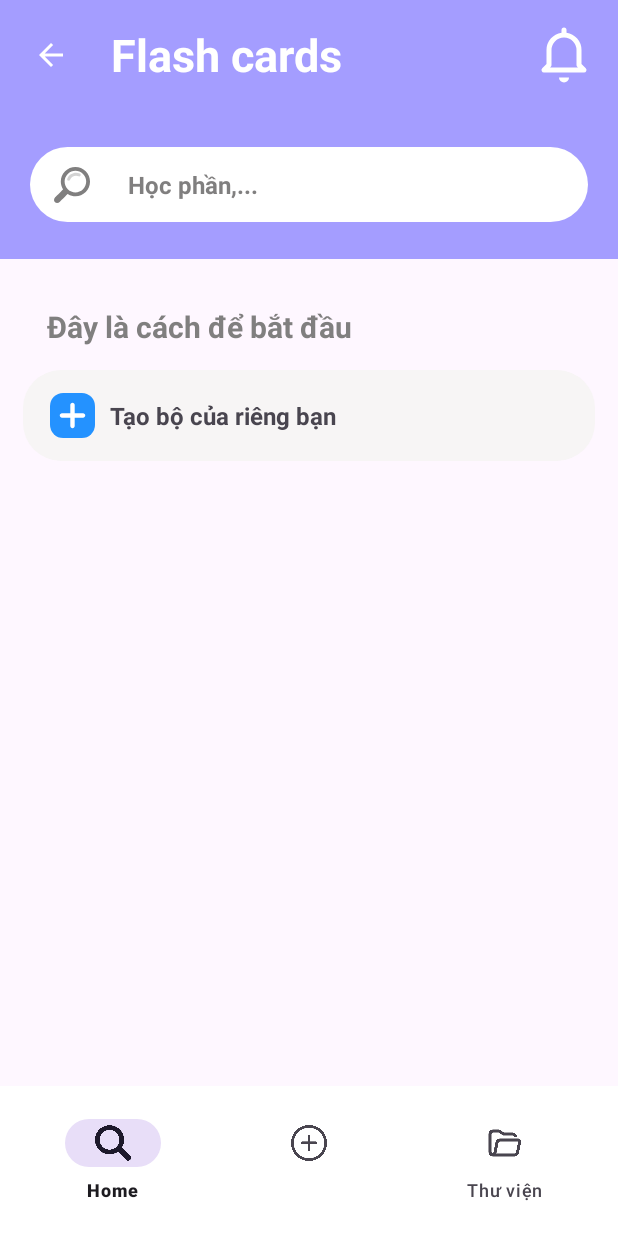
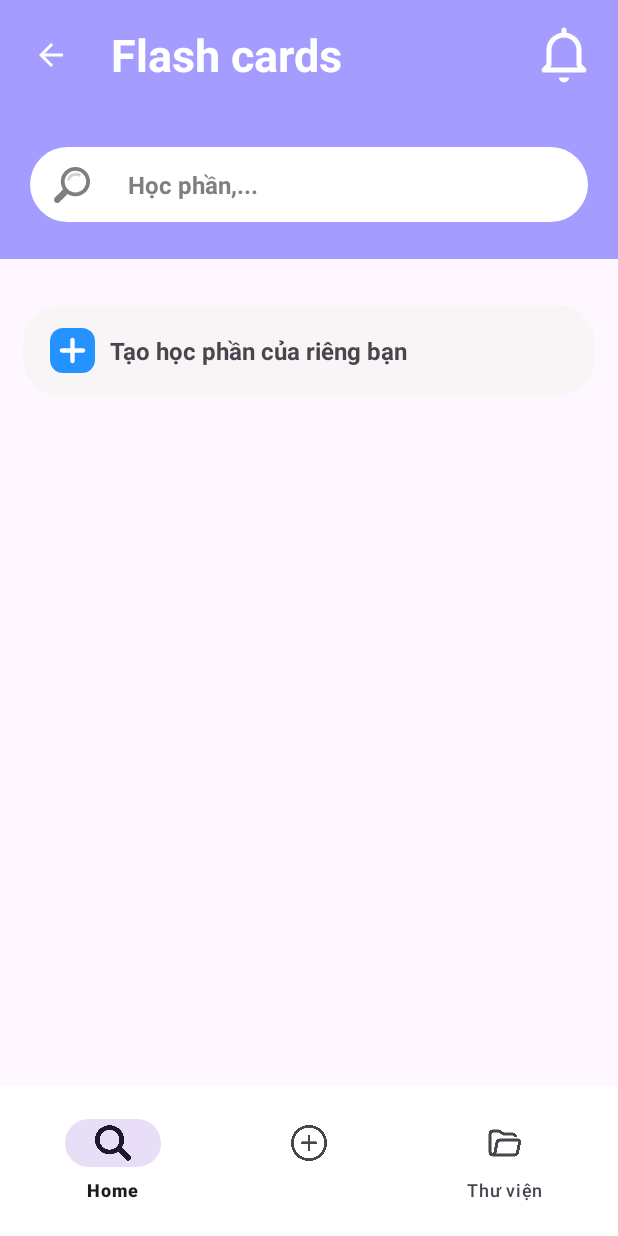
Before and after one commit to kduythanh/NCKH-StudyHelperApp, an Android app built with Jetpack Compose: the screen it shows after launch once a user with an empty profile is signed in (FlashcardActivity), after a tap on "Flash cards", on a phone screen of 412 x 824 dp. Run offline under Robolectric (Android 15) with nearby library versions, the phone set to English and light mode, and no system bars; our stand-ins replace Firebase (no records; nobody signed in at launch, a user with empty details on screens opened directly), navigation-ui, sdp/ssp sizes.

Commit message:
Update any code

```diff
--- a/app/src/main/java/com/example/nlcs/adapter/flashcard/SetAllAdapter.kt
+++ b/app/src/main/java/com/example/nlcs/adapter/flashcard/SetAllAdapter.kt
@@ -35,7 +35,7 @@ class SetAllAdapter(private val context: Context, private val sets: ArrayList<Fl
         // Call the asynchronous function to count the cards
         cardDAO.countCardByFlashCardId(set.GetId()!!) { count ->
             // Update the UI with the number of terms after the query completes
-            holder.binding.termCountTv.text = "$count terms"
+            holder.binding.termCountTv.text = "$count thuật ngữ "
         }
 
         holder.itemView.setOnClickListener { v: View? ->
--- a/app/src/main/java/com/example/nlcs/adapter/flashcard/SetCopyAdapter.kt
+++ b/app/src/main/java/com/example/nlcs/adapter/flashcard/SetCopyAdapter.kt
@@ -39,7 +39,7 @@ class SetCopyAdapter(private val context: Context, private val sets: ArrayList<F
         // Call the asynchronous function to count the cards
         cardDAO.countCardByFlashCardId(set.GetId()!!) { count ->
             // Update the UI with the number of terms after the query completes
-            holder.binding.termCountTv.text = "$count thẻ "
+            holder.binding.termCountTv.text = "$count thuật ngữ "
         }
 
         holder.itemView.setOnClickListener { v: View? ->
--- a/app/src/main/java/com/example/nlcs/adapter/flashcard/SetFolderViewAdapter.kt
+++ b/app/src/main/java/com/example/nlcs/adapter/flashcard/SetFolderViewAdapter.kt
@@ -40,10 +40,10 @@ class SetFolderViewAdapter(
         // Use the asynchronous function to count cards
         flashcard.id?.let { id ->
             cardDAO.countCardByFlashCardId(id) { count ->
-                holder.binding.termCountTv.text = "$count thẻ "
+                holder.binding.termCountTv.text = "$count thuật ngữ "
             }
         } ?: run {
-            holder.binding.termCountTv.text = "0 thẻ"
+            holder.binding.termCountTv.text = "0 thuật ngữ"
         }
 
         CoroutineScope(Dispatchers.Main).launch {
--- a/app/src/main/java/com/example/nlcs/adapter/flashcard/SetsAdapter.kt
+++ b/app/src/main/java/com/example/nlcs/adapter/flashcard/SetsAdapter.kt
@@ -46,10 +46,10 @@ class SetsAdapter(
         // Fetch the card count asynchronously
         flashCard.GetId()?.let { id ->
             cardDAO.countCardByFlashCardId(id) { count ->
-                holder.binding.termCountTv.text = "$count thẻ"
+                holder.binding.termCountTv.text = "$count thuật ngữ"
             }
         } ?: run {
-            holder.binding.termCountTv.text = "0 thẻ"
+            holder.binding.termCountTv.text = "0 thuật ngữ"
         }
 
         holder.itemView.setOnClickListener {
--- a/app/src/main/java/com/example/nlcs/ui/activities/folder/ViewFolderActivity.kt
+++ b/app/src/main/java/com/example/nlcs/ui/activities/folder/ViewFolderActivity.kt
@@ -69,7 +69,7 @@ class ViewFolderActivity : AppCompatActivity(), BottomSheetListener {
 
                 // Fetch flashcards asynchronously and update the flashcard count
                 folderDAO.getAllFlashCardByFolderId(id) { flashCards ->
-                    binding.termCountTv.text = "${flashCards.size} flashcards"
+                    binding.termCountTv.text = "${flashCards.size} Học phần"
                 }
             }
         } else {
--- a/app/src/main/java/com/example/nlcs/ui/activities/set/AddFlashCardActivity.kt
+++ b/app/src/main/java/com/example/nlcs/ui/activities/set/AddFlashCardActivity.kt
@@ -81,7 +81,7 @@ class AddFlashCardActivity : AppCompatActivity() {
         when (item.itemId) {
             R.id.done -> {
                 onBackPressedDispatcher.onBackPressed()
-                Toast.makeText(this, "Added to folder", Toast.LENGTH_SHORT).show()
+                Toast.makeText(this, "Đã thêm vào thư mục\n", Toast.LENGTH_SHORT).show()
             }
         }
         return super.onOptionsItemSelected(item)
--- a/app/src/main/res/layout/activity_add_to_folder.xml
+++ b/app/src/main/res/layout/activity_add_to_folder.xml
@@ -17,7 +17,7 @@
             app:layout_constraintStart_toStartOf="parent"
             app:layout_constraintTop_toTopOf="parent"
             app:navigationIcon="@drawable/ic_arrow_back"
-            app:title="Add to folder"/>
+            app:title="Thêm vào thư mục"/>
 
     <TextView
             android:id="@+id/create_new_folder_tv"
--- a/app/src/main/res/layout/activity_create_folder.xml
+++ b/app/src/main/res/layout/activity_create_folder.xml
@@ -16,7 +16,7 @@
         app:layout_constraintStart_toStartOf="parent"
         app:layout_constraintTop_toTopOf="parent"
         app:navigationIcon="@drawable/ic_arrow_back"
-        app:title="Create Folder" />
+        app:title="Tạo thư mục" />
 
     <com.google.android.material.textfield.TextInputLayout
         android:id="@+id/folder_til"
--- a/app/src/main/res/layout/activity_create_set.xml
+++ b/app/src/main/res/layout/activity_create_set.xml
@@ -17,7 +17,7 @@
             app:layout_constraintStart_toStartOf="parent"
             app:layout_constraintTop_toTopOf="parent"
             app:navigationIcon="@drawable/ic_arrow_back"
-            app:title="Create FlashCard"/>
+            app:title="Tạo học phần"/>
 
     <com.google.android.material.textfield.TextInputLayout
             android:id="@+id/subject_til"
--- a/app/src/main/res/layout/activity_edit_flash_card.xml
+++ b/app/src/main/res/layout/activity_edit_flash_card.xml
@@ -17,7 +17,7 @@
             app:layout_constraintStart_toStartOf="parent"
             app:layout_constraintTop_toTopOf="parent"
             app:navigationIcon="@drawable/ic_arrow_back"
-            app:title="Edit FlashCard"/>
+            app:title="Chỉnh sửa"/>
 
     <com.google.android.material.textfield.TextInputLayout
             android:id="@+id/subject_til"
--- a/app/src/main/res/layout/activity_view_folder.xml
+++ b/app/src/main/res/layout/activity_view_folder.xml
@@ -17,7 +17,7 @@
             app:layout_constraintStart_toStartOf="parent"
             app:layout_constraintTop_toTopOf="parent"
             app:navigationIcon="@drawable/ic_arrow_back"
-            app:title="Folder"/>
+            app:title="Thư mục"/>
 
     <TextView
             android:layout_marginVertical="@dimen/_16dp"
--- a/app/src/main/res/layout/fragment_home.xml
+++ b/app/src/main/res/layout/fragment_home.xml
@@ -126,19 +126,19 @@
                 app:layout_constraintStart_toStartOf="parent"
                 app:layout_constraintTop_toBottomOf="@id/search_cl"> <!-- Corrected Constraint -->
 
-                <TextView
-                    android:id="@+id/get_started_tv"
-                    android:layout_width="wrap_content"
-                    android:layout_height="wrap_content"
-                    android:layout_marginHorizontal="@dimen/_16dp"
-                    android:layout_marginTop="@dimen/_16dp"
-                    android:layout_marginBottom="@dimen/_16dp"
-                    android:text="@string/here_s_how_to_get_started"
-                    android:textColor="@color/gray"
-                    android:textSize="@dimen/_20ssp"
-                    android:textStyle="bold"
-                    app:layout_constraintStart_toStartOf="parent"
-                    app:layout_constraintTop_toTopOf="parent"/>
+<!--                <TextView-->
+<!--                    android:id="@+id/get_started_tv"-->
+<!--                    android:layout_width="wrap_content"-->
+<!--                    android:layout_height="wrap_content"-->
+<!--                    android:layout_marginHorizontal="@dimen/_16dp"-->
+<!--                    android:layout_marginTop="@dimen/_16dp"-->
+<!--                    android:layout_marginBottom="@dimen/_16dp"-->
+<!--                    android:text=""-->
+<!--                    android:textColor="@color/gray"-->
+<!--                    android:textSize="@dimen/_20ssp"-->
+<!--                    android:textStyle="bold"-->
+<!--                    app:layout_constraintStart_toStartOf="parent"-->
+<!--                    app:layout_constraintTop_toTopOf="parent"/>-->
 
                 <androidx.constraintlayout.widget.ConstraintLayout
                     android:id="@+id/create_sets_cl"
@@ -151,7 +151,7 @@
                     android:paddingStart="18dp"
                     app:layout_constraintEnd_toEndOf="parent"
                     app:layout_constraintStart_toStartOf="parent"
-                    app:layout_constraintTop_toBottomOf="@+id/get_started_tv">
+                    app:layout_constraintTop_toTopOf="parent">
 
                     <ImageView
                         android:id="@+id/plus_iv"
--- a/app/src/main/res/layout/fragment_library.xml
+++ b/app/src/main/res/layout/fragment_library.xml
@@ -11,7 +11,7 @@
         android:layout_width="wrap_content"
         android:layout_height="wrap_content"
         android:layout_margin="16dp"
-        android:text="Library"
+        android:text="Thư viện"
         android:textSize="@dimen/_25ssp"
         android:textStyle="bold"
         app:layout_constraintStart_toStartOf="parent"
--- a/app/src/main/res/values/strings.xml
+++ b/app/src/main/res/values/strings.xml
@@ -68,7 +68,7 @@
     <string name="library">Thư viện</string>
     <string name="profile">Profile</string>
     <string name="add">Thêm</string>
-    <string name="create_set">Tạo bộ thẻ </string>
+    <string name="create_set">Tạo học phần </string>
     <string name="done">Xong</string>
     <string name="custom_set">Bộ tùy chỉnh</string>
     <string name="create_folder">Tạo thư mục </string>
@@ -137,8 +137,7 @@
     <string name="review_success">Tạo thành công!</string>
     <string name="view">View</string>
     <string name="edit_error">No permisson</string>
-    <string name="here_s_how_to_get_started">Đây là cách để bắt đầu</string>
-    <string name="create_your_own_set">Tạo bộ của riêng bạn</string>
+    <string name="create_your_own_set">Tạo học phần của riêng bạn</string>
     <string name="finish">Chúc mừng!</string>
     <string name="finish_quiz">Bạn đã hoàn thành</string>
     <string name="reset_error">Đặt lại lỗi!</string>
```
Also changed, not shown: app/src/main/java/com/example/nlcs/adapter/folder/FolderSelectAdapter.kt (+32 -13 lines), app/src/main/java/com/example/nlcs/data/dao/FolderDAO.kt (+24 -4 lines), app/src/main/java/com/example/nlcs/ui/activities/folder/AddToFolderActivity.kt (+7 -2 lines).
